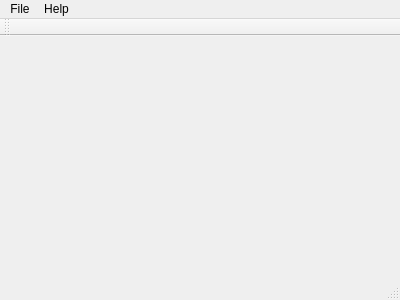
Qt form ui/mainwindow.ui (pawloKoder/Chin) before a commit.
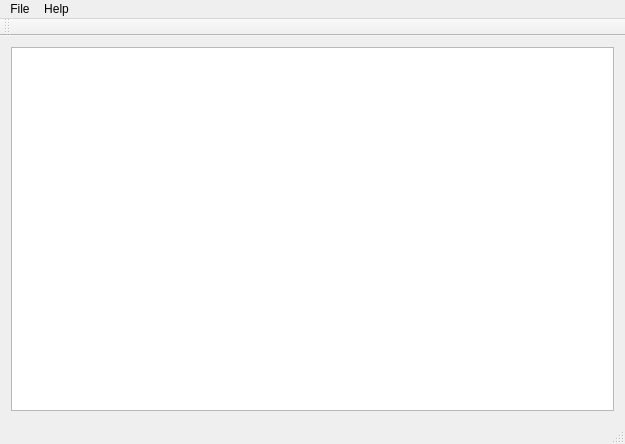
The same form after that commit.

Patch:
```diff
--- a/ui/mainwindow.ui
+++ b/ui/mainwindow.ui
@@ -6,20 +6,30 @@
    <rect>
     <x>0</x>
     <y>0</y>
-    <width>400</width>
-    <height>300</height>
+    <width>625</width>
+    <height>444</height>
    </rect>
   </property>
   <property name="windowTitle">
    <string>MainWindow</string>
   </property>
-  <widget class="QWidget" name="centralWidget"/>
+  <widget class="QWidget" name="centralWidget">
+   <layout class="QGridLayout" name="gridLayout">
+    <item row="0" column="0">
+     <widget class="QGraphicsView" name="view">
+      <property name="dragMode">
+       <enum>QGraphicsView::ScrollHandDrag</enum>
+      </property>
+     </widget>
+    </item>
+   </layout>
+  </widget>
   <widget class="QMenuBar" name="menuBar">
    <property name="geometry">
     <rect>
      <x>0</x>
      <y>0</y>
-     <width>400</width>
+     <width>625</width>
      <height>20</height>
     </rect>
    </property>
```
Left out of the diff: 12 changed lines with no effect on the pictures.
